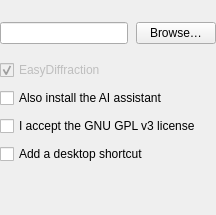
Before: the Qt Designer form tools/installer/AssistantForm.ui in enhantica/edi, drawn with Qt 5.
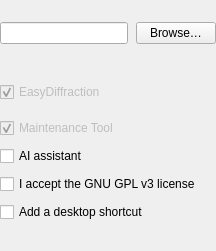
After: the same form once the commit is applied.

```diff
--- a/tools/installer/AssistantForm.ui
+++ b/tools/installer/AssistantForm.ui
@@ -124,6 +124,47 @@
      </layout>
     </widget>
    </item>
+   <item>
+    <widget class="QWidget" name="SpaceRowGap">
+     <property name="minimumSize">
+      <size>
+       <width>0</width>
+       <height>8</height>
+      </size>
+     </property>
+     <property name="maximumSize">
+      <size>
+       <width>16777215</width>
+       <height>8</height>
+      </size>
+     </property>
+    </widget>
+   </item>
+   <item>
+    <widget class="QWidget" name="SpaceBox">
+     <layout class="QHBoxLayout" name="SpaceRow">
+      <property name="spacing">
+       <number>8</number>
+      </property>
+      <property name="leftMargin">
+       <number>0</number>
+      </property>
+      <property name="topMargin">
+       <number>0</number>
+      </property>
+      <property name="rightMargin">
+       <number>0</number>
+      </property>
+      <property name="bottomMargin">
+       <number>0</number>
+      </property>
+      <item>
+       <widget class="QLabel" name="SpaceLabel">
+       </widget>
+      </item>
+     </layout>
+    </widget>
+   </item>
    <item>
     <widget class="QWidget" name="AppRowGap">
      <property name="minimumSize">
@@ -174,6 +215,79 @@
         </property>
        </widget>
       </item>
+      <item>
+       <spacer name="AppSizeSpacer">
+        <property name="orientation">
+         <enum>Qt::Horizontal</enum>
+        </property>
+       </spacer>
+      </item>
+      <item>
+       <widget class="QLabel" name="AppSizeLabel"/>
+      </item>
+     </layout>
+    </widget>
+   </item>
+   <item>
+    <widget class="QWidget" name="MaintenanceRowGap">
+     <property name="minimumSize">
+      <size>
+       <width>0</width>
+       <height>16</height>
+      </size>
+     </property>
+     <property name="maximumSize">
+      <size>
+       <width>16777215</width>
+       <height>16</height>
+      </size>
+     </property>
+    </widget>
+   </item>
+   <item>
+    <widget class="QWidget" name="MaintenanceBox">
+     <layout class="QHBoxLayout" name="MaintenanceRow">
+      <property name="spacing">
+       <number>8</number>
+      </property>
+      <property name="leftMargin">
+       <number>0</number>
+      </property>
+      <property name="topMargin">
+       <number>0</number>
+      </property>
+      <property name="rightMargin">
+       <number>0</number>
+      </property>
+      <property name="bottomMargin">
+       <number>0</number>
+      </property>
+      <item>
+       <widget class="QCheckBox" name="MaintenanceCheckBox">
+        <property name="enabled">
+         <bool>false</bool>
+        </property>
+        <property name="checked">
+         <bool>true</bool>
+        </property>
+        <property name="text">
+         <string>Maintenance Tool</string>
+        </property>
+        <property name="toolTip">
+         <string>Updates and uninstalls EasyDiffraction</string>
+        </property>
+       </widget>
+      </item>
+      <item>
+       <spacer name="MaintenanceSizeSpacer">
+        <property name="orientation">
+         <enum>Qt::Horizontal</enum>
+        </property>
+       </spacer>
+      </item>
+      <item>
+       <widget class="QLabel" name="MaintenanceSizeLabel"/>
+      </item>
      </layout>
     </widget>
    </item>
@@ -214,10 +328,20 @@
       <item>
        <widget class="QCheckBox" name="AssistantCheckBox">
         <property name="text">
-         <string>Also install the AI assistant</string>
+         <string>AI assistant</string>
         </property>
        </widget>
       </item>
+      <item>
+       <spacer name="AssistantSizeSpacer">
+        <property name="orientation">
+         <enum>Qt::Horizontal</enum>
+        </property>
+       </spacer>
+      </item>
+      <item>
+       <widget class="QLabel" name="AssistantSizeLabel"/>
+      </item>
      </layout>
     </widget>
    </item>
@@ -371,47 +495,6 @@
      </layout>
     </widget>
    </item>
-   <item>
-    <widget class="QWidget" name="SpaceRowGap">
-     <property name="minimumSize">
-      <size>
-       <width>0</width>
-       <height>8</height>
-      </size>
-     </property>
-     <property name="maximumSize">
-      <size>
-       <width>16777215</width>
-       <height>8</height>
-      </size>
-     </property>
-    </widget>
-   </item>
-   <item>
-    <widget class="QWidget" name="SpaceBox">
-     <layout class="QHBoxLayout" name="SpaceRow">
-      <property name="spacing">
-       <number>8</number>
-      </property>
-      <property name="leftMargin">
-       <number>0</number>
-      </property>
-      <property name="topMargin">
-       <number>0</number>
-      </property>
-      <property name="rightMargin">
-       <number>0</number>
-      </property>
-      <property name="bottomMargin">
-       <number>0</number>
-      </property>
-      <item>
-       <widget class="QLabel" name="SpaceLabel">
-       </widget>
-      </item>
-     </layout>
-    </widget>
-   </item>
    <item>
     <spacer name="AssistantSpacer">
      <property name="orientation">
```
Left out of the diff: 16 changed lines with no effect on the pictures.
